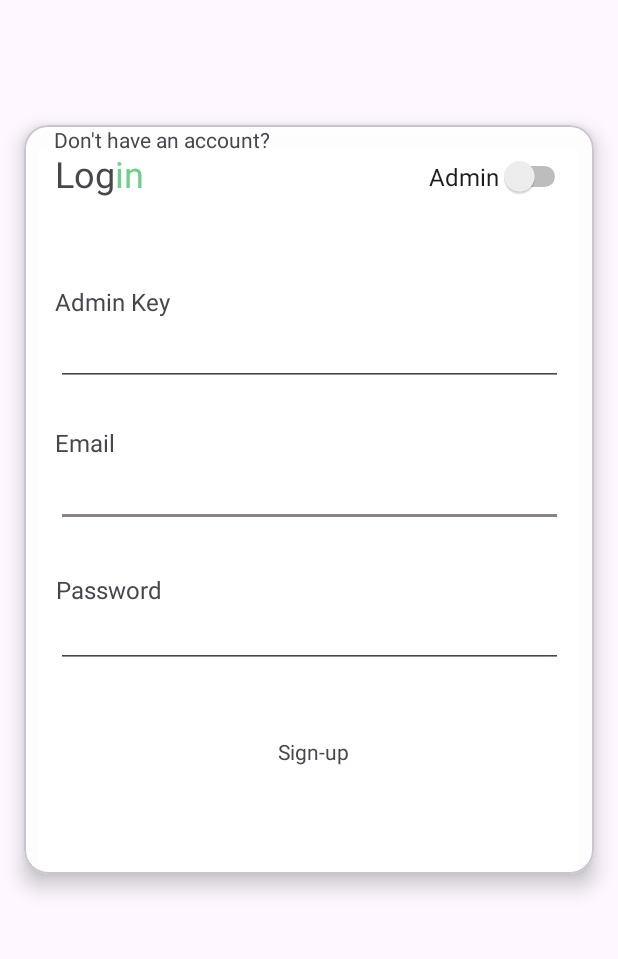
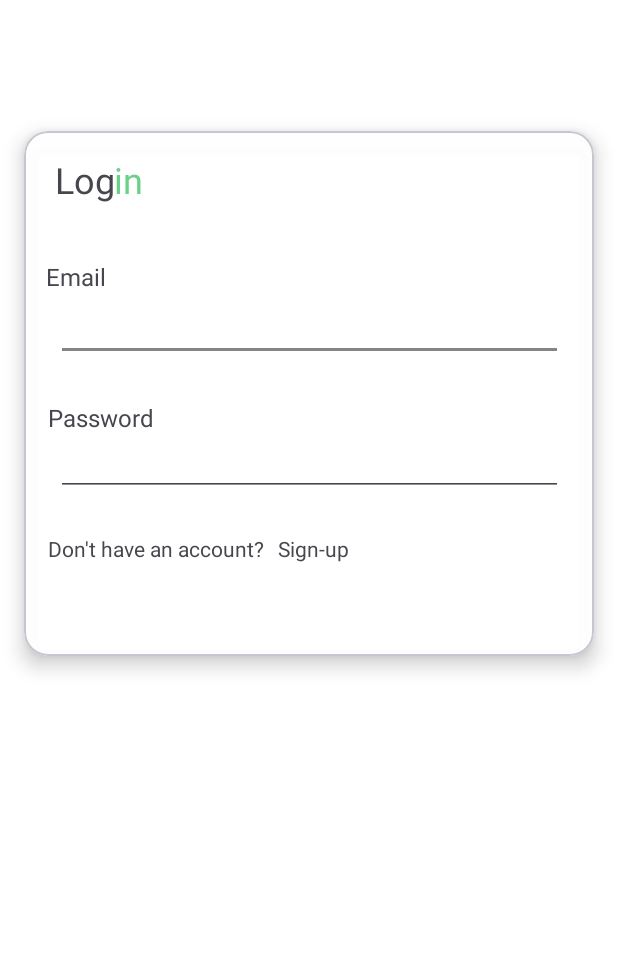
Before and after one commit to CMPUT301F25noodle/noodle-ramen, an Android app: the layout login_activity.xml on its own in the app's theme, with its tools: preview values and no code run, on a phone screen of 412 x 824 dp, the part 145-1104 px from its top. Run offline under Robolectric (Android 15) with nearby library versions, the phone set to English and light mode, and no system bars.

Commit message:
feat: Removed unneeded admin login credentials in login page

```diff
--- a/app/src/main/java/com/example/eventlottery/LoginActivity.java
+++ b/app/src/main/java/com/example/eventlottery/LoginActivity.java
@@ -1,4 +1,29 @@
 package com.example.eventlottery;
 
-public class LoginActivity {
+
+import android.os.Bundle;
+
+import androidx.activity.EdgeToEdge;
+import androidx.appcompat.app.AppCompatActivity;
+import androidx.core.graphics.Insets;
+import androidx.core.view.ViewCompat;
+import androidx.core.view.WindowInsetsCompat;
+
+
+import androidx.appcompat.app.AppCompatActivity;
+
+public class LoginActivity extends AppCompatActivity {
+    @Override
+    protected void onCreate(Bundle savedInstanceState) {
+        super.onCreate(savedInstanceState);
+        EdgeToEdge.enable(this);
+        setContentView(R.layout.login_activity);
+
+        ViewCompat.setOnApplyWindowInsetsListener(findViewById(R.id.login_screen), (v, insets) -> {
+            Insets systemBars = insets.getInsets(WindowInsetsCompat.Type.systemBars());
+            v.setPadding(systemBars.left, systemBars.top, systemBars.right, systemBars.bottom);
+            return insets;
+        });
+    }
+
 }
--- a/app/src/main/res/layout/login_activity.xml
+++ b/app/src/main/res/layout/login_activity.xml
@@ -1,9 +1,11 @@
 <?xml version="1.0" encoding="utf-8"?>
 <androidx.constraintlayout.widget.ConstraintLayout xmlns:android="http://schemas.android.com/apk/res/android"
+    xmlns:app="http://schemas.android.com/apk/res-auto"
     xmlns:tools="http://schemas.android.com/tools"
+    android:id="@+id/login_screen"
     android:layout_width="match_parent"
     android:layout_height="match_parent"
-    xmlns:app="http://schemas.android.com/apk/res-auto">
+    android:background="#FfFfFf">
 
 
     <TextView
@@ -36,7 +38,7 @@
     <com.google.android.material.card.MaterialCardView
         android:id="@+id/materialCardView"
         android:layout_width="380dp"
-        android:layout_height="499dp"
+        android:layout_height="350dp"
         android:layout_margin="16dp"
         app:cardBackgroundColor="#F5FFFFFF"
         app:cardCornerRadius="16dp"
@@ -46,11 +48,13 @@
         app:layout_constraintHorizontal_bias="0.516"
         app:layout_constraintStart_toStartOf="parent"
         app:layout_constraintTop_toTopOf="parent"
-        app:layout_constraintVertical_bias="0.56">  <!-- Semi-transparent white -->
+        app:layout_constraintVertical_bias="0.38">  <!-- Semi-transparent white -->
 
         <androidx.constraintlayout.widget.ConstraintLayout
             android:layout_width="match_parent"
-            android:layout_height="match_parent">
+            android:layout_height="match_parent"
+            tools:layout_editor_absoluteX="-2dp"
+            tools:layout_editor_absoluteY="-8dp">
 
             <TextView
                 android:id="@+id/login_log"
@@ -63,7 +67,7 @@
                 app:layout_constraintHorizontal_bias="0.061"
                 app:layout_constraintStart_toStartOf="parent"
                 app:layout_constraintTop_toTopOf="parent"
-                app:layout_constraintVertical_bias="0.034" />
+                app:layout_constraintVertical_bias="0.05" />
 
             <TextView
                 android:id="@+id/login_in"
@@ -75,10 +79,10 @@
                 android:textSize="24sp"
                 app:layout_constraintBottom_toBottomOf="parent"
                 app:layout_constraintEnd_toEndOf="parent"
-                app:layout_constraintHorizontal_bias="0.164"
+                app:layout_constraintHorizontal_bias="0.161"
                 app:layout_constraintStart_toStartOf="parent"
                 app:layout_constraintTop_toTopOf="parent"
-                app:layout_constraintVertical_bias="0.034" />
+                app:layout_constraintVertical_bias="0.05" />
 
             <TextView
                 android:id="@+id/email_title"
@@ -88,23 +92,10 @@
                 android:textSize="16sp"
                 app:layout_constraintBottom_toBottomOf="parent"
                 app:layout_constraintEnd_toEndOf="parent"
-                app:layout_constraintHorizontal_bias="0.061"
+                app:layout_constraintHorizontal_bias="0.044"
                 app:layout_constraintStart_toStartOf="parent"
                 app:layout_constraintTop_toTopOf="parent"
-                app:layout_constraintVertical_bias="0.421" />
-
-            <TextView
-                android:id="@+id/admin_key_title"
-                android:layout_width="wrap_content"
-                android:layout_height="wrap_content"
-                android:text="Admin Key"
-                android:textSize="16sp"
-                app:layout_constraintBottom_toBottomOf="parent"
-                app:layout_constraintEnd_toEndOf="parent"
-                app:layout_constraintHorizontal_bias="0.069"
-                app:layout_constraintStart_toStartOf="parent"
-                app:layout_constraintTop_toTopOf="parent"
-                app:layout_constraintVertical_bias="0.224" />
+                app:layout_constraintVertical_bias="0.262" />
 
             <TextView
                 android:id="@+id/password_title"
@@ -114,23 +105,10 @@
                 android:textSize="16sp"
                 app:layout_constraintBottom_toBottomOf="parent"
                 app:layout_constraintEnd_toEndOf="parent"
-                app:layout_constraintHorizontal_bias="0.068"
+                app:layout_constraintHorizontal_bias="0.051"
                 app:layout_constraintStart_toStartOf="parent"
                 app:layout_constraintTop_toTopOf="parent"
-                app:layout_constraintVertical_bias="0.626" />
-
-            <Switch
-                android:id="@+id/admin_toggle"
-                android:layout_width="wrap_content"
-                android:layout_height="wrap_content"
-                android:text="Admin"
-                android:textSize="16sp"
-                app:layout_constraintBottom_toBottomOf="parent"
-                app:layout_constraintEnd_toEndOf="parent"
-                app:layout_constraintHorizontal_bias="0.925"
-                app:layout_constraintStart_toEndOf="@+id/login_in"
-                app:layout_constraintTop_toTopOf="parent"
-                app:layout_constraintVertical_bias="0.044" />
+                app:layout_constraintVertical_bias="0.548" />
 
             <EditText
                 android:id="@+id/editTextTextEmailAddress"
@@ -162,10 +140,12 @@
                 android:layout_width="wrap_content"
                 android:layout_height="wrap_content"
                 android:text="Don't have an account?"
+                app:layout_constraintBottom_toBottomOf="parent"
                 app:layout_constraintEnd_toEndOf="parent"
-                app:layout_constraintHorizontal_bias="0.084"
+                app:layout_constraintHorizontal_bias="0.067"
                 app:layout_constraintStart_toStartOf="parent"
-                tools:layout_editor_absoluteY="408dp" />
+                app:layout_constraintTop_toTopOf="parent"
+                app:layout_constraintVertical_bias="0.812" />
 
             <TextView
                 android:id="@+id/textView5"
@@ -175,22 +155,10 @@
                 android:text="Sign-up"
                 app:layout_constraintBottom_toBottomOf="parent"
                 app:layout_constraintEnd_toEndOf="parent"
-                app:layout_constraintHorizontal_bias="0.0"
+                app:layout_constraintHorizontal_bias="0.023"
                 app:layout_constraintStart_toEndOf="@+id/noaccount_title"
                 app:layout_constraintTop_toTopOf="parent"
-                app:layout_constraintVertical_bias="0.85" />
-
-            <EditText
-                android:id="@+id/editTextTextAdminKey"
-                android:layout_width="338dp"
-                android:layout_height="wrap_content"
-                android:ems="10"
-                android:inputType="textPassword"
-                app:layout_constraintBottom_toBottomOf="parent"
-                app:layout_constraintEnd_toEndOf="parent"
-                app:layout_constraintStart_toStartOf="parent"
-                app:layout_constraintTop_toBottomOf="@+id/admin_key_title"
-                app:layout_constraintVertical_bias="0.0" />
+                app:layout_constraintVertical_bias="0.812" />
 
         </androidx.constraintlayout.widget.ConstraintLayout>
         <!-- Your content inside (Role buttons, Email, Password) -->
```
